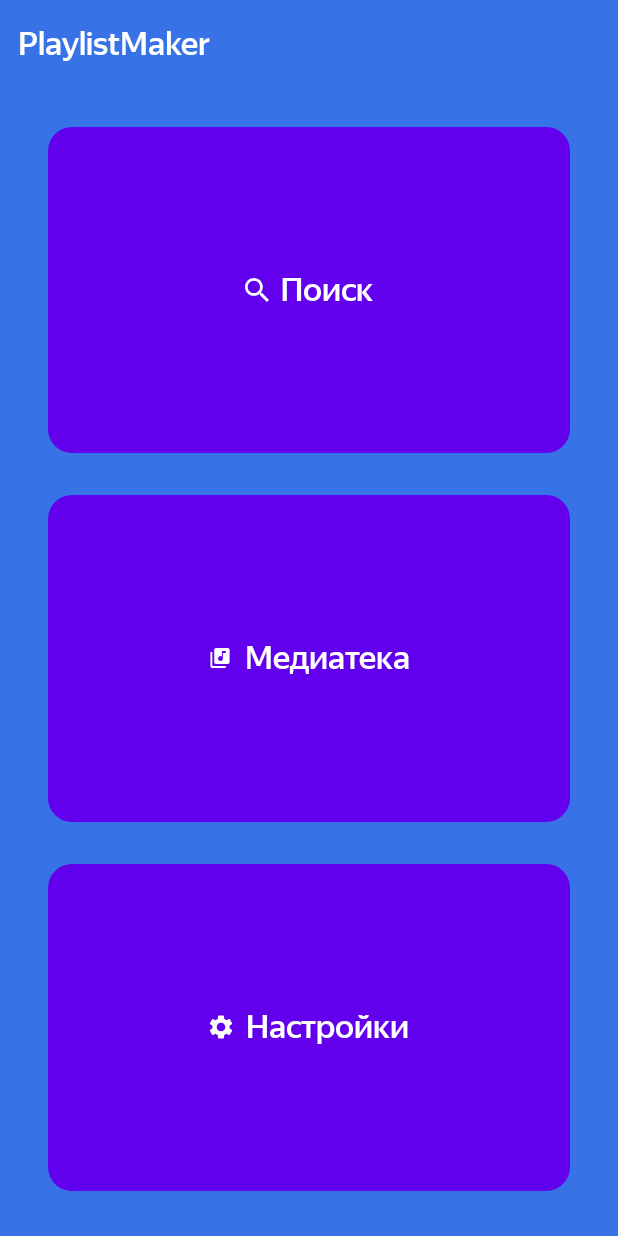
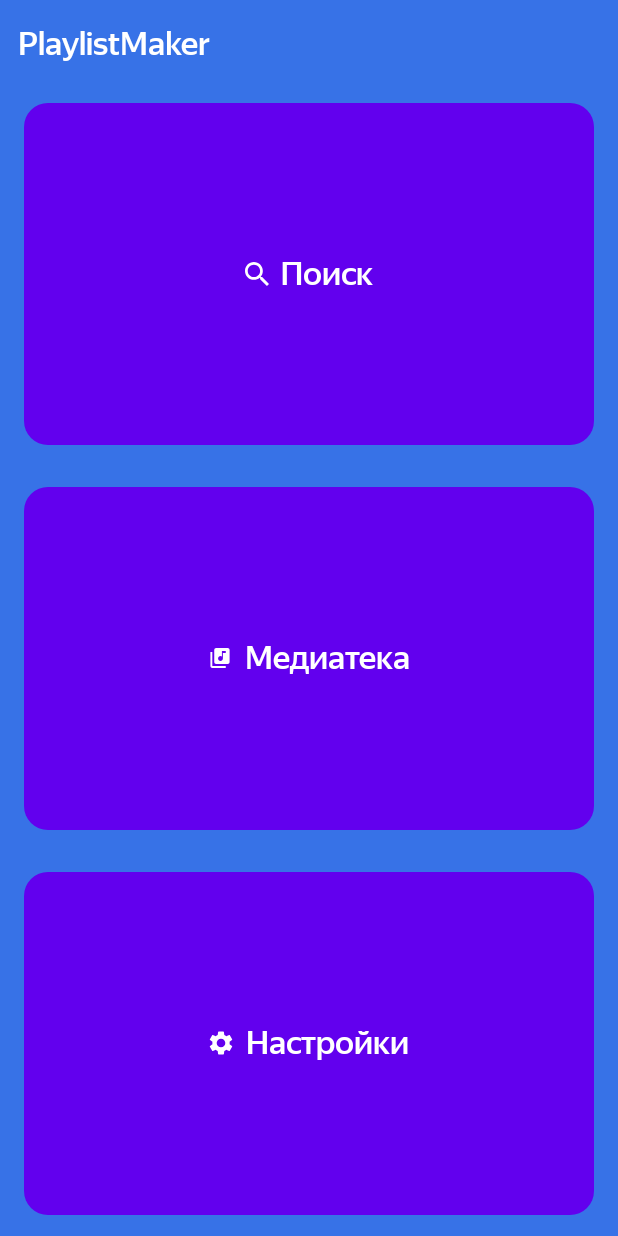
Before and after one commit to PaladinLeonid/PlaylistMaker1, an Android app: the screen it shows after launch (MainActivity), on a phone screen of 412 x 824 dp. Run offline under Robolectric (Android 15) with nearby library versions, the phone set to English and light mode, and no system bars.

Commit message:
Sprint 8 project

```diff
--- a/app/build.gradle.kts
+++ b/app/build.gradle.kts
@@ -4,11 +4,11 @@ plugins {
 }
 
 android {
-    namespace = "com.example.myapplication2"
+    namespace = "com.example.playlistmaker1"
     compileSdk = 33
 
     defaultConfig {
-        applicationId = "com.example.myapplication2"
+        applicationId = "com.example.playlistmaker1"
         minSdk = 29
         targetSdk = 33
         versionCode = 1
--- a/app/src/main/java/com/example/myapplication2/MainActivity.kt
+++ /dev/null
@@ -1,30 +0,0 @@
-package com.example.myapplication2
-
-import android.content.Intent
-import androidx.appcompat.app.AppCompatActivity
-import android.os.Bundle
-import android.widget.Button
-
-class MainActivity : AppCompatActivity() {
-    override fun onCreate(savedInstanceState: Bundle?) {
-        super.onCreate(savedInstanceState)
-        setContentView(R.layout.activity_main)
-        val button: Button = findViewById(R.id.SettingsButton)
-        button.setOnClickListener {
-            val m_intent = Intent(this@MainActivity, SettingsActivity::class.java)
-            startActivity(m_intent)
-        }
-        val button2: Button = findViewById(R.id.SearchButton)
-        button2.setOnClickListener {
-            val m_intent = Intent(this@MainActivity, SearchActivity::class.java)
-            this.startActivity(m_intent)
-        }
-        val button3: Button = findViewById(R.id.MediaButton)
-        button3.setOnClickListener {
-            val m_intent = Intent(this@MainActivity, MediaActivity::class.java)
-            startActivity(m_intent)
-        }
-        supportActionBar?.hide()
-    }
-
-}
--- /dev/null
+++ b/app/src/main/java/com/example/playlistmaker1/MainActivity.kt
@@ -0,0 +1,31 @@
+package com.example.playlistmaker1
+
+import android.content.Intent
+import androidx.appcompat.app.AppCompatActivity
+import android.os.Bundle
+import android.widget.Button
+
+
+class MainActivity : AppCompatActivity() {
+    override fun onCreate(savedInstanceState: Bundle?) {
+        super.onCreate(savedInstanceState)
+        setContentView(R.layout.activity_main)
+        val settings: Button = findViewById(R.id.SettingsButton)
+        settings.setOnClickListener {
+            val intent = Intent(this@MainActivity, SettingsActivity::class.java)
+            startActivity(intent)
+        }
+        val search: Button = findViewById(R.id.SearchButton)
+        search.setOnClickListener {
+            val intent = Intent(this@MainActivity, SearchActivity::class.java)
+            this.startActivity(intent)
+        }
+        val media: Button = findViewById(R.id.MediaButton)
+        media.setOnClickListener {
+            val intent = Intent(this@MainActivity, MediaActivity::class.java)
+            startActivity(intent)
+        }
+        supportActionBar?.hide()
+    }
+
+}
--- a/app/src/main/res/layout/activity_main.xml
+++ b/app/src/main/res/layout/activity_main.xml
@@ -5,7 +5,7 @@
     android:layout_width="match_parent"
     android:layout_height="match_parent"
     android:orientation="vertical"
-    android:background="#3772E7"
+    android:background="@color/blue"
     >
 
     <TextView
@@ -14,8 +14,8 @@
         android:layout_marginTop="4dp"
         android:animateLayoutChanges="true"
         android:padding="12dp"
-        android:text="PlaylistMaker"
-        android:textColor="#FFFFFF"
+        android:text="@string/playlistmaker"
+        android:textColor="@color/white"
         android:textSize="22sp"
         android:fontFamily="@font/ys_display_medium"/>
 
@@ -23,8 +23,7 @@
         android:id="@+id/content_layout"
         android:layout_width="match_parent"
         android:layout_height="match_parent"
-        android:layout_margin="16dp"
-        android:layout_marginTop="132dp"
+
         android:orientation="vertical"
         app:layout_anchor="@+id/content_layout"
 
@@ -37,7 +36,7 @@
 
             android:layout_marginBottom="8dp"
             android:text="@string/search"
-            app:cornerRadius="16dp"
+
             app:icon="@drawable/lens" />
 
         <Button
@@ -45,7 +44,7 @@
             style="@style/MainScreenButtonStyle"
             android:layout_marginBottom="8dp"
             android:text="@string/media_library"
-            app:cornerRadius="16dp"
+
             app:icon="@drawable/media" />
 
         <Button
@@ -53,7 +52,7 @@
             style="@style/MainScreenButtonStyle"
 
             android:text="@string/settings"
-            app:cornerRadius="16dp"
+
             app:icon="@drawable/settings" />
     </LinearLayout>
 </LinearLayout>
--- a/app/src/main/res/values/colors.xml
+++ b/app/src/main/res/values/colors.xml
@@ -2,4 +2,5 @@
 <resources>
     <color name="black">#FF000000</color>
     <color name="white">#FFFFFFFF</color>
+    <color name="blue">#3772E7</color>
 </resources>
--- a/app/src/main/res/values/strings.xml
+++ b/app/src/main/res/values/strings.xml
@@ -1,5 +1,5 @@
 <resources>
-    <string name="app_name">My Application2</string>
+    <string name="app_name">PlaylistMaker1</string>
     <string name="search">Поиск</string>
     <string name="media_library">Медиатека</string>
     <string name="settings">Настройки</string>
@@ -10,4 +10,5 @@
     <string name="shareit">Поделится приложением</string>
     <string name="support">написать в поддержку</string>
     <string name="useragrement">Пользовательское соглашение</string>
+    <string name="playlistmaker">PlaylistMaker</string>
 </resources>
--- a/app/src/main/res/values/styles.xml
+++ b/app/src/main/res/values/styles.xml
@@ -14,6 +14,7 @@
         <item name="android:layout_marginHorizontal">16dp</item>
         <item name="textAllCaps">false</item>
         <item name="iconGravity">textStart</item>
+        <item name="cornerRadius">16dp</item>
     </style>
     <style name="SettingsTextStyle">
         <item name="android:layout_width">0dp</item>
```
Also changed, not shown: app/src/main/java/com/example/playlistmaker1/MediaActivity.kt (renamed from app/src/main/java/com/example/myapplication2/SearchActivity.kt, +4 -4 lines), app/src/main/java/com/example/playlistmaker1/SearchActivity.kt (renamed from app/src/main/java/com/example/myapplication2/SettingsActivity.kt, +4 -4 lines), app/src/main/java/com/example/playlistmaker1/SettingsActivity.kt (renamed from app/src/main/java/com/example/myapplication2/MediaActivity.kt, +4 -4 lines), 4 other files.
